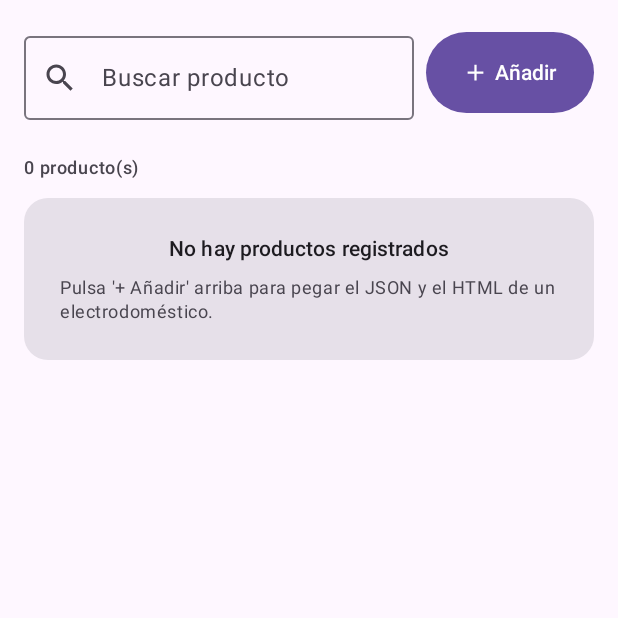
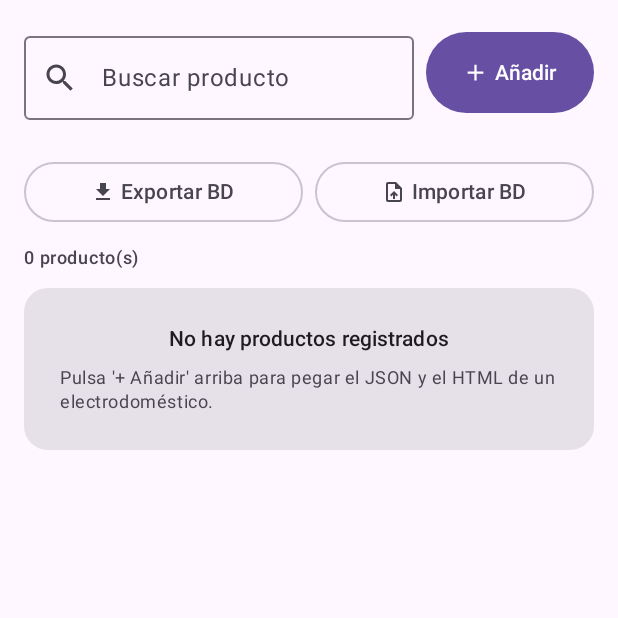
Before and after one commit to DRe-hk/electronica, an Android app built with Jetpack Compose: the composable CatalogScreen called with empty values, on a phone screen of 412 x 824 dp, the top half of it. Run offline under Robolectric (Android 15) with nearby library versions, the phone set to English and light mode, and no system bars; 10 statements that could not run were skipped.

Commit message:
feat(ui): add Exportar BD and Importar BD actions in catalog screen

```diff
--- a/app/src/main/kotlin/com/electrodomesticos/registry/MainActivity.kt
+++ b/app/src/main/kotlin/com/electrodomesticos/registry/MainActivity.kt
@@ -119,6 +119,8 @@ fun ElectroRegistroApp(
           onSaveItem = viewModel::saveAppliance,
           onDeleteItem = viewModel::deleteAppliance,
           onViewHtml = viewModel::viewHtmlForItem,
+          onExportDatabase = viewModel::exportDatabaseToUri,
+          onImportDatabase = viewModel::importDatabaseFromUri,
           onDismissStatus = viewModel::dismissCatalogStatus,
           modifier = Modifier.padding(innerPadding),
         )
--- a/app/src/main/kotlin/com/electrodomesticos/registry/ui/catalog/CatalogScreen.kt
+++ b/app/src/main/kotlin/com/electrodomesticos/registry/ui/catalog/CatalogScreen.kt
@@ -31,6 +31,7 @@ import androidx.compose.material.icons.filled.Close
 import androidx.compose.material.icons.filled.ContentPaste
 import androidx.compose.material.icons.filled.Delete
 import androidx.compose.material.icons.filled.Edit
+import androidx.compose.material.icons.filled.FileDownload
 import androidx.compose.material.icons.filled.Search
 import androidx.compose.material.icons.filled.UploadFile
 import androidx.compose.material.icons.filled.Visibility
@@ -85,9 +86,23 @@ fun CatalogScreen(
   onSaveItem: (CatalogAppliance) -> Unit,
   onDeleteItem: (CatalogAppliance) -> Unit,
   onViewHtml: (CatalogAppliance?) -> Unit,
+  onExportDatabase: (Uri) -> Unit,
+  onImportDatabase: (Uri) -> Unit,
   onDismissStatus: () -> Unit,
   modifier: Modifier = Modifier,
 ) {
+  val exportDbPicker = rememberLauncherForActivityResult(
+    contract = ActivityResultContracts.CreateDocument("application/octet-stream"),
+  ) { uri: Uri? ->
+    if (uri != null) onExportDatabase(uri)
+  }
+
+  val importDbPicker = rememberLauncherForActivityResult(
+    contract = ActivityResultContracts.OpenDocument(),
+  ) { uri: Uri? ->
+    if (uri != null) onImportDatabase(uri)
+  }
+
   Column(
     modifier = modifier
       .fillMaxSize()
@@ -139,6 +154,30 @@ fun CatalogScreen(
           onClick = { onSelectTypeFilter(tipo) },
           label = { Text(tipo) },
         )
+      }
+    }
+
+    // Export / Import SQLite database actions
+    Row(
+      modifier = Modifier.fillMaxWidth(),
+      horizontalArrangement = Arrangement.spacedBy(8.dp),
+    ) {
+      OutlinedButton(
+        onClick = { exportDbPicker.launch("electro_catalogo.db") },
+        modifier = Modifier.weight(1f),
+      ) {
+        Icon(Icons.Default.FileDownload, contentDescription = null, modifier = Modifier.size(16.dp))
+        Spacer(Modifier.width(4.dp))
+        Text("Exportar BD")
+      }
+
+      OutlinedButton(
+        onClick = { importDbPicker.launch(arrayOf("*/*")) },
+        modifier = Modifier.weight(1f),
+      ) {
+        Icon(Icons.Default.UploadFile, contentDescription = null, modifier = Modifier.size(16.dp))
+        Spacer(Modifier.width(4.dp))
+        Text("Importar BD")
       }
     }
 
```
Also changed, not shown: app/src/main/kotlin/com/electrodomesticos/registry/ui/AppViewModel.kt (+39 -0 lines).
